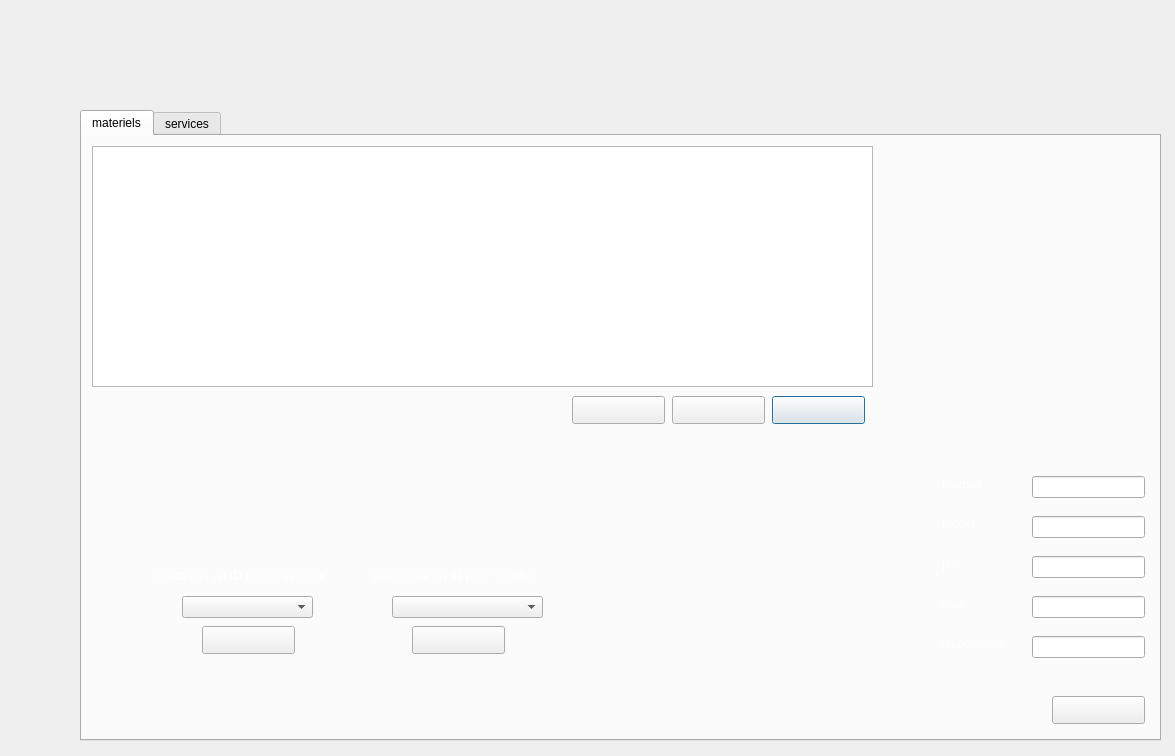
First picture: the form in dialog.ui, repository soumaya-nheri/Smart-Club-2A27, before the edit.
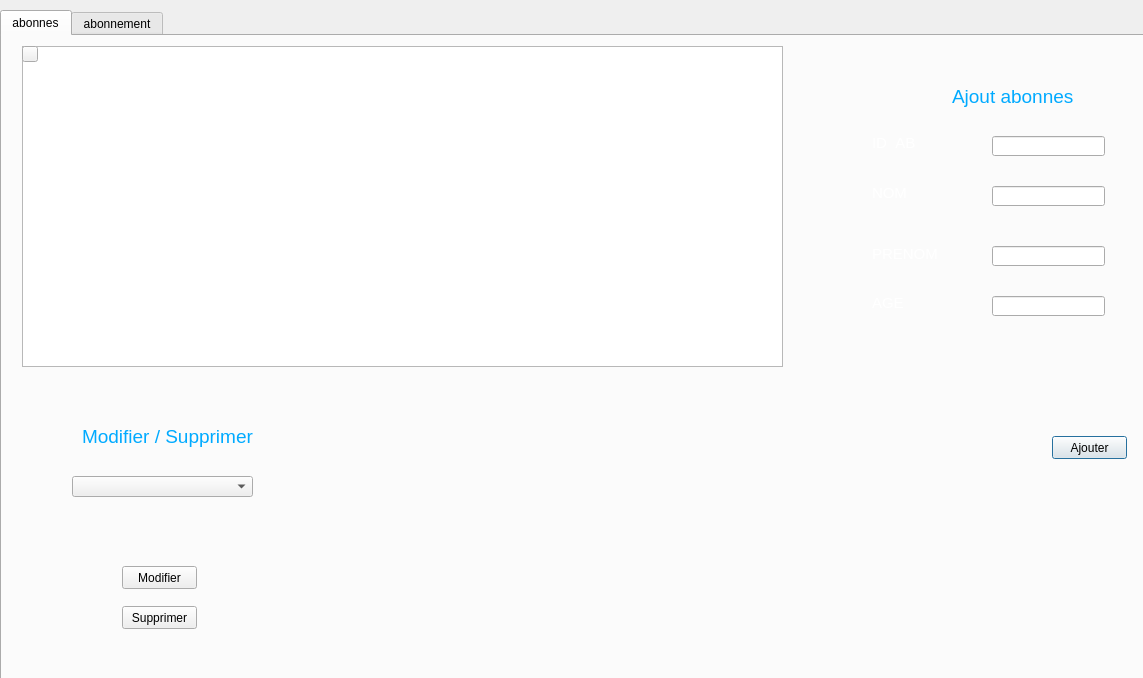
Second picture: the form after the edit. The open tabs and pages were chosen to show the change. Icons and pictures are not drawn.

Patch:
```diff
--- a/dialog.ui
+++ b/dialog.ui
@@ -6,8 +6,8 @@
    <rect>
     <x>0</x>
     <y>0</y>
-    <width>1175</width>
-    <height>756</height>
+    <width>1143</width>
+    <height>678</height>
    </rect>
   </property>
   <property name="windowTitle">
@@ -19,10 +19,10 @@
   <widget class="QTabWidget" name="materiels">
    <property name="geometry">
     <rect>
-     <x>80</x>
-     <y>110</y>
-     <width>1081</width>
-     <height>631</height>
+     <x>0</x>
+     <y>10</y>
+     <width>1221</width>
+     <height>671</height>
     </rect>
    </property>
    <property name="styleSheet">
@@ -33,323 +33,271 @@
    </property>
    <widget class="QWidget" name="tab">
     <attribute name="title">
-     <string>materiels</string>
+     <string>abonnes</string>
     </attribute>
-    <widget class="QTableView" name="tab_equipements">
+    <widget class="QLineEdit" name="ID_AB">
      <property name="geometry">
       <rect>
-       <x>10</x>
-       <y>10</y>
-       <width>781</width>
-       <height>241</height>
+       <x>990</x>
+       <y>100</y>
+       <width>113</width>
+       <height>20</height>
       </rect>
      </property>
      <property name="styleSheet">
-      <string notr="true">border-image:rgb(255, 255, 255)</string>
+      <string notr="true">border-image: url(:/images/images/WHITE.png);</string>
      </property>
     </widget>
-    <widget class="QPushButton" name="pushButton_2">
+    <widget class="QLineEdit" name="AGE">
      <property name="geometry">
       <rect>
-       <x>690</x>
+       <x>990</x>
        <y>260</y>
-       <width>93</width>
-       <height>28</height>
+       <width>113</width>
+       <height>20</height>
       </rect>
      </property>
      <property name="styleSheet">
-      <string notr="true">border-image:url(:/images/act.png)</string>
+      <string notr="true">border-image: url(:/images/images/WHITE.png);</string>
      </property>
-     <property name="text">
-      <string/>
+    </widget>
+    <widget class="QLineEdit" name="PRENOM">
+     <property name="geometry">
+      <rect>
+       <x>990</x>
+       <y>210</y>
+       <width>113</width>
+       <height>20</height>
+      </rect>
      </property>
+     <property name="styleSheet">
+      <string notr="true">border-image: url(:/images/images/WHITE.png);</string>
+     </property>
     </widget>
     <widget class="QLineEdit" name="etat">
      <property name="geometry">
       <rect>
-       <x>950</x>
-       <y>460</y>
+       <x>990</x>
+       <y>150</y>
        <width>113</width>
-       <height>22</height>
+       <height>20</height>
       </rect>
      </property>
      <property name="styleSheet">
-      <string notr="true">border-image:rgb(255, 255, 255)</string>
+      <string notr="true">border-image: url(:/images/images/WHITE.png);</string>
+     </property>
+    </widget>
+    <widget class="QLabel" name="label">
+     <property name="geometry">
+      <rect>
+       <x>870</x>
+       <y>100</y>
+       <width>47</width>
+       <height>14</height>
+      </rect>
+     </property>
+     <property name="font">
+      <font>
+       <pointsize>11</pointsize>
+      </font>
+     </property>
+     <property name="styleSheet">
+      <string notr="true">color:rgb(255, 255, 255)</string>
+     </property>
+     <property name="text">
+      <string>ID_AB</string>
+     </property>
+    </widget>
+    <widget class="QLabel" name="label_2">
+     <property name="geometry">
+      <rect>
+       <x>870</x>
+       <y>150</y>
+       <width>47</width>
+       <height>14</height>
+      </rect>
+     </property>
+     <property name="font">
+      <font>
+       <pointsize>11</pointsize>
+      </font>
+     </property>
+     <property name="styleSheet">
+      <string notr="true">color:rgb(255, 255, 255)</string>
+     </property>
+     <property name="text">
+      <string>NOM</string>
+     </property>
+    </widget>
+    <widget class="QLabel" name="label_3">
+     <property name="geometry">
+      <rect>
+       <x>870</x>
+       <y>210</y>
+       <width>71</width>
+       <height>16</height>
+      </rect>
+     </property>
+     <property name="font">
+      <font>
+       <pointsize>11</pointsize>
+      </font>
+     </property>
+     <property name="styleSheet">
+      <string notr="true">color:rgb(255, 255, 255)</string>
+     </property>
+     <property name="text">
+      <string>PRENOM</string>
      </property>
     </widget>
     <widget class="QLabel" name="label_4">
      <property name="geometry">
       <rect>
-       <x>860</x>
-       <y>380</y>
-       <width>51</width>
-       <height>16</height>
+       <x>870</x>
+       <y>260</y>
+       <width>47</width>
+       <height>14</height>
       </rect>
      </property>
+     <property name="font">
+      <font>
+       <pointsize>11</pointsize>
+       <weight>50</weight>
+       <bold>false</bold>
+      </font>
+     </property>
      <property name="styleSheet">
       <string notr="true">border-image:rgb(255, 255, 255);
 color:rgb(255, 255, 255)</string>
      </property>
      <property name="text">
-      <string>model</string>
+      <string>AGE</string>
      </property>
     </widget>
-    <widget class="QLabel" name="label_21">
+    <widget class="QPushButton" name="Ajouter">
      <property name="geometry">
       <rect>
-       <x>290</x>
-       <y>430</y>
-       <width>181</width>
-       <height>20</height>
+       <x>1050</x>
+       <y>400</y>
+       <width>75</width>
+       <height>23</height>
       </rect>
      </property>
      <property name="styleSheet">
-      <string notr="true">border-image:rgb(255, 255, 255);
-color:rgb(255, 255, 255)</string>
+      <string notr="true">border-image: url(:/images/images/WHITE.png);</string>
      </property>
      <property name="text">
-      <string>selectioner un ID pour modifier</string>
+      <string>Ajouter</string>
      </property>
     </widget>
     <widget class="QPushButton" name="pushButton_3">
      <property name="geometry">
       <rect>
        <x>120</x>
-       <y>490</y>
-       <width>93</width>
-       <height>28</height>
+       <y>530</y>
+       <width>75</width>
+       <height>23</height>
       </rect>
      </property>
      <property name="styleSheet">
       <string notr="true">border-image:url(:/images/supp.png)</string>
      </property>
      <property name="text">
-      <string/>
+      <string>Modifier</string>
      </property>
     </widget>
     <widget class="QPushButton" name="modifiereq">
      <property name="geometry">
       <rect>
-       <x>330</x>
-       <y>490</y>
-       <width>93</width>
-       <height>28</height>
+       <x>120</x>
+       <y>570</y>
+       <width>75</width>
+       <height>23</height>
       </rect>
      </property>
      <property name="styleSheet">
       <string notr="true">border-image:url(:/images/modif.png)</string>
      </property>
      <property name="text">
-      <string/>
-     </property>
-    </widget>
-    <widget class="QLabel" name="label_9">
-     <property name="geometry">
-      <rect>
-       <x>860</x>
-       <y>500</y>
-       <width>81</width>
-       <height>16</height>
-      </rect>
-     </property>
-     <property name="styleSheet">
-      <string notr="true">border-image:rgb(255, 255, 255);
-color:rgb(255, 255, 255)</string>
-     </property>
-     <property name="text">
-      <string>disponibilite</string>
-     </property>
-    </widget>
-    <widget class="QLineEdit" name="marque">
-     <property name="geometry">
-      <rect>
-       <x>950</x>
-       <y>340</y>
-       <width>113</width>
-       <height>22</height>
-      </rect>
-     </property>
-     <property name="styleSheet">
-      <string notr="true">border-image:rgb(255, 255, 255)</string>
-     </property>
-    </widget>
-    <widget class="QPushButton" name="pushButton">
-     <property name="geometry">
-      <rect>
-       <x>970</x>
-       <y>560</y>
-       <width>93</width>
-       <height>28</height>
-      </rect>
-     </property>
-     <property name="styleSheet">
-      <string notr="true">border-image:url(:/images/ajout.png)</string>
-     </property>
-     <property name="text">
-      <string/>
-     </property>
-    </widget>
-    <widget class="QLineEdit" name="disponibilite">
-     <property name="geometry">
-      <rect>
-       <x>950</x>
-       <y>500</y>
-       <width>113</width>
-       <height>22</height>
-      </rect>
-     </property>
-     <property name="styleSheet">
-      <string notr="true">border-image:rgb(255, 255, 255)</string>
+      <string>Supprimer</string>
      </property>
     </widget>
     <widget class="QLabel" name="label_5">
      <property name="geometry">
       <rect>
-       <x>860</x>
-       <y>420</y>
-       <width>51</width>
-       <height>16</height>
-      </rect>
-     </property>
-     <property name="styleSheet">
-      <string notr="true">border-image:rgb(255, 255, 255);
-color:rgb(255, 255, 255)</string>
-     </property>
-     <property name="text">
-      <string>prix</string>
-     </property>
-    </widget>
-    <widget class="QLineEdit" name="model">
-     <property name="geometry">
-      <rect>
        <x>950</x>
-       <y>380</y>
-       <width>113</width>
-       <height>22</height>
+       <y>50</y>
+       <width>121</width>
+       <height>21</height>
       </rect>
      </property>
-     <property name="styleSheet">
-      <string notr="true">border-image:rgb(255, 255, 255)</string>
+     <property name="font">
+      <font>
+       <pointsize>14</pointsize>
+      </font>
      </property>
-    </widget>
-    <widget class="QLabel" name="label_8">
-     <property name="geometry">
-      <rect>
-       <x>860</x>
-       <y>460</y>
-       <width>51</width>
-       <height>16</height>
-      </rect>
-     </property>
      <property name="styleSheet">
-      <string notr="true">border-image:rgb(255, 255, 255);
-color:rgb(255, 255, 255)</string>
+      <string notr="true">color:rgb(0, 170, 255);border-image: url(:/images/images/WHITE.png);</string>
      </property>
      <property name="text">
-      <string>etat</string>
+      <string>Ajout abonnes</string>
      </property>
     </widget>
-    <widget class="QLabel" name="label_3">
-     <property name="geometry">
-      <rect>
-       <x>860</x>
-       <y>340</y>
-       <width>51</width>
-       <height>16</height>
-      </rect>
-     </property>
-     <property name="styleSheet">
-      <string notr="true">border-image:rgb(255, 255, 255);
-color:rgb(255, 255, 255)</string>
-     </property>
-     <property name="text">
-      <string>marque</string>
-     </property>
-    </widget>
-    <widget class="QLineEdit" name="prix">
-     <property name="geometry">
-      <rect>
-       <x>950</x>
-       <y>420</y>
-       <width>113</width>
-       <height>22</height>
-      </rect>
-     </property>
-     <property name="styleSheet">
-      <string notr="true">border-image:rgb(255, 255, 255)</string>
-     </property>
-    </widget>
-    <widget class="QLabel" name="label_17">
+    <widget class="QComboBox" name="comboBoxab">
      <property name="geometry">
       <rect>
        <x>70</x>
-       <y>430</y>
-       <width>201</width>
-       <height>20</height>
+       <y>440</y>
+       <width>181</width>
+       <height>21</height>
       </rect>
      </property>
-     <property name="styleSheet">
-      <string notr="true">border-image:rgb(255, 255, 255);
-color:rgb(255, 255, 255)</string>
-     </property>
-     <property name="text">
-      <string>selectioner un ID pour supprimer</string>
-     </property>
     </widget>
-    <widget class="QComboBox" name="combosupeq">
+    <widget class="QLabel" name="label_6">
      <property name="geometry">
       <rect>
-       <x>100</x>
-       <y>460</y>
-       <width>131</width>
-       <height>22</height>
+       <x>80</x>
+       <y>390</y>
+       <width>171</width>
+       <height>21</height>
       </rect>
      </property>
-     <property name="styleSheet">
-      <string notr="true">border-image:rgb(255, 255, 255)</string>
+     <property name="font">
+      <font>
+       <pointsize>14</pointsize>
+      </font>
      </property>
-    </widget>
-    <widget class="QComboBox" name="combomodeq">
-     <property name="geometry">
-      <rect>
-       <x>310</x>
-       <y>460</y>
-       <width>151</width>
-       <height>22</height>
-      </rect>
-     </property>
      <property name="styleSheet">
-      <string notr="true">border-image:rgb(255, 255, 255)</string>
+      <string notr="true">color:rgb(0, 170, 255);border-image: url(:/images/images/WHITE.png);</string>
      </property>
+     <property name="text">
+      <string>Modifier / Supprimer</string>
+     </property>
     </widget>
-    <widget class="QPushButton" name="pushButton_7">
+    <widget class="QTableView" name="tableab">
      <property name="geometry">
       <rect>
-       <x>590</x>
-       <y>260</y>
-       <width>93</width>
-       <height>28</height>
+       <x>20</x>
+       <y>10</y>
+       <width>761</width>
+       <height>321</height>
       </rect>
      </property>
      <property name="styleSheet">
-      <string notr="true">
-border-image: url(:/images/pdf.png);</string>
+      <string notr="true">border-image: url(:/images/images/WHITE.png);</string>
      </property>
-     <property name="text">
-      <string/>
-     </property>
     </widget>
-    <widget class="QPushButton" name="pushButton_8">
+    <widget class="QPushButton" name="pushButton">
      <property name="geometry">
       <rect>
-       <x>490</x>
-       <y>260</y>
-       <width>93</width>
-       <height>28</height>
+       <x>20</x>
+       <y>10</y>
+       <width>16</width>
+       <height>16</height>
       </rect>
      </property>
      <property name="styleSheet">
-      <string notr="true">border-image: url(:/images/stats.png);</string>
+      <string notr="true">border-image: url(:/images/images/reffffffffffff.png);</string>
      </property>
      <property name="text">
       <string/>
@@ -358,7 +306,7 @@
    </widget>
    <widget class="QWidget" name="tab_2">
     <attribute name="title">
-     <string>services</string>
+     <string>abonnement</string>
     </attribute>
     <widget class="QPushButton" name="pushButton_6">
      <property name="geometry">
@@ -553,13 +501,13 @@
       <string notr="true">border-image:rgb(255, 255, 255)</string>
      </property>
     </widget>
-    <widget class="QLabel" name="label_18">
+    <widget class="QPushButton" name="pushButton_2">
      <property name="geometry">
       <rect>
-       <x>60</x>
-       <y>430</y>
-       <width>201</width>
-       <height>20</height>
+       <x>660</x>
+       <y>270</y>
+       <width>75</width>
+       <height>23</height>
       </rect>
      </property>
      <property name="styleSheet">
@@ -567,41 +515,7 @@
 color:rgb(255, 255, 255)</string>
      </property>
      <property name="text">
-      <string>selectioner un ID pour supprimer</string>
-     </property>
-    </widget>
-    <widget class="QLabel" name="label_22">
-     <property name="geometry">
-      <rect>
-       <x>280</x>
-       <y>430</y>
-       <width>181</width>
-       <height>20</height>
-      </rect>
-     </property>
-     <property name="styleSheet">
-      <string notr="true">border-image:rgb(255, 255, 255);
-color:rgb(255, 255, 255)</string>
-     </property>
-     <property name="text">
-      <string>selectioner un ID pour modifier</string>
-     </property>
-    </widget>
-    <widget class="QPushButton" name="pushButton_9">
-     <property name="geometry">
-      <rect>
-       <x>560</x>
-       <y>260</y>
-       <width>93</width>
-       <height>28</height>
-      </rect>
-     </property>
-     <property name="styleSheet">
-      <string notr="true">
-border-image: url(:/images/pdf.png);</string>
-     </property>
-     <property name="text">
-      <string/>
+      <string>reff</string>
      </property>
     </widget>
    </widget>
```
Left out of the diff: 305 changed lines with no effect on the pictures.
